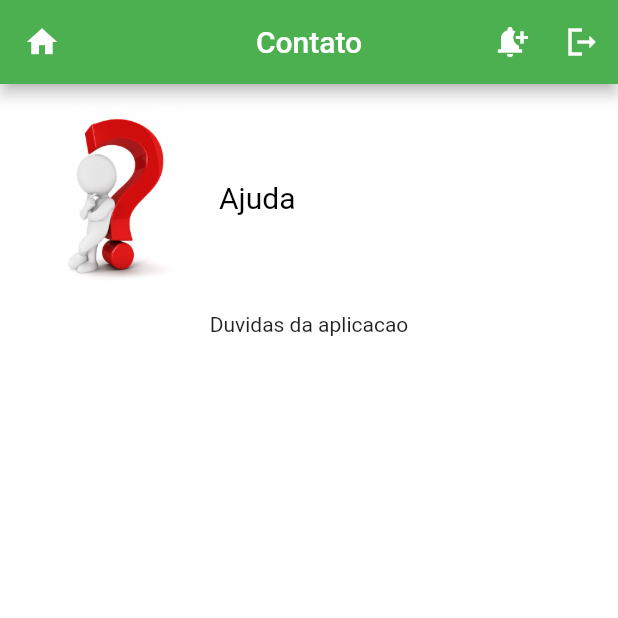
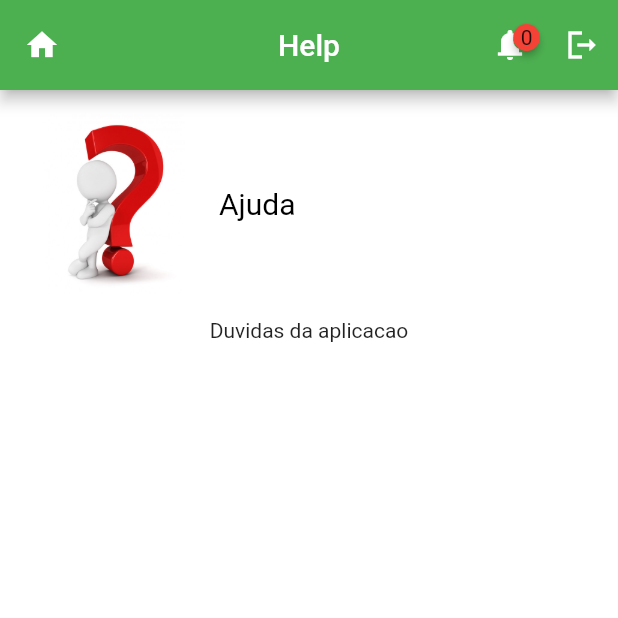
Before and after one commit to GuilhermeDMLopes/controle_estoque_flutter, a Flutter app: the TelaHelp screen opened directly, on a phone screen of 412 x 824 dp, the top half of it. Run offline on Flutter 3.47's test engine with Material 2 defaults, Android fonts, the phone set to English and light mode, and no system bars; drawn by our look-alikes of badges; our stand-ins replace sqflite; accounts and stored records are empty.

Commit message:
icon with dinamic number

```diff
--- a/lib/Cabecalho.dart
+++ b/lib/Cabecalho.dart
@@ -1,13 +1,17 @@
 
+import 'package:controle_estoque_c317_flutter/DAO/DatabaseHelper.dart';
+import 'package:controle_estoque_c317_flutter/model/Produto.dart';
 import 'package:controle_estoque_c317_flutter/telas/TelaLogin.dart';
 import 'package:controle_estoque_c317_flutter/telas/TelaPrincipal.dart';
+import 'package:badges/badges.dart';
 import 'package:flutter/material.dart';
 
-class Cabecalho{
+class Cabecalho {
 
-  static AppBar cabecalho(String testo, BuildContext context){
+  static AppBar cabecalho(String testo, BuildContext context,int acabando)  {
 
     return AppBar(
+      toolbarHeight: 60,
       backgroundColor: Colors.green,
       centerTitle: true,
       title: Text(testo),
@@ -20,9 +24,18 @@ class Cabecalho{
         icon: Icon(Icons.home),
       ),
       actions: [
-        IconButton(
-          onPressed: () {},
-          icon: Icon(Icons.notification_add),
+        Badge(
+          toAnimate: true,
+          animationType: BadgeAnimationType.scale,
+          // ignore: argument_type_not_assignable
+
+          badgeContent: Text("$acabando"), //Text(await _recuperarProduto, style: TextStyle(color: Colors.white)),
+          child: IconButton(
+            icon: Icon(Icons.notification_add),
+            onPressed: () {},
+          ),
+          position: BadgePosition.topEnd(top: 12, end: 4),
+
         ),
         IconButton(
           icon: Icon(Icons.logout_sharp),
--- a/lib/telas/TelaHelp.dart
+++ b/lib/telas/TelaHelp.dart
@@ -1,5 +1,7 @@
 
 import 'package:controle_estoque_c317_flutter/Cabecalho.dart';
+import 'package:controle_estoque_c317_flutter/DAO/DatabaseHelper.dart';
+import 'package:controle_estoque_c317_flutter/model/Produto.dart';
 import 'package:flutter/material.dart';
 
 class TelaHelp extends StatefulWidget {
@@ -10,11 +12,37 @@ class TelaHelp extends StatefulWidget {
 }
 
 class _TelaHelpState extends State<TelaHelp> {
+
+  var _quantidade = 0;
+  var _db = DatabaseHelper();
+
+  _recuperarProdutoAcabando() async {
+
+    _quantidade = 0;
+    List produtoRecuperadas = await _db.recuperarproduto();
+
+    var x;
+    for( var item in produtoRecuperadas){
+      Produto produto = Produto.fromMap(item);
+      x = int.parse(produto.quantidade.toString());
+      if(x<50){
+        setState(() {
+          _quantidade = _quantidade+1;
+        });
+      }
+    }
+  }
+  @override
+  void initState(){
+    _recuperarProdutoAcabando();
+    super.initState();
+  }
+
   @override
   Widget build(BuildContext context) {
     return Scaffold(
       backgroundColor: Colors.white,
-      appBar: Cabecalho.cabecalho("Contato",context),
+      appBar: Cabecalho.cabecalho("Help",context,_quantidade),
       body: SingleChildScrollView( // para ter a opcao de rolagem no app
         child: Container(
           padding: EdgeInsets.all(16),
--- a/lib/telas/TelaLogin.dart
+++ b/lib/telas/TelaLogin.dart
@@ -162,8 +162,8 @@ class _TelaLoginState extends State<TelaLogin> {
                      ],
                    ),
                    onPressed: () async{
-                     if(await _recuperarUsuarios()){
-                       print("pode");
+                     if(true){ //await _recuperarUsuarios()
+                       //print("pode");
                        Navigator.push(
                            context,
                            MaterialPageRoute(builder: (context) => TelaPrincipal()));
@@ -177,14 +177,12 @@ class _TelaLoginState extends State<TelaLogin> {
                                  TextButton(
                                      onPressed: () => Navigator.pop(context),
                                      child: Text("Ok"),
-
                                  ),
                                ],
                              );
                            }
                        );
                      }
-
                    },
                  ),
                ),
--- a/pubspec.yaml
+++ b/pubspec.yaml
@@ -36,6 +36,7 @@ dependencies:
   cupertino_icons: ^1.0.2
   sqflite: ^2.0.2+1
   intl: ^0.17.0
+  badges: ^2.0.2
 
 dev_dependencies:
   flutter_test:
```
Also changed, not shown: lib/telas/TelaContato.dart (+28 -1 lines), lib/telas/TelaFornecedor.dart (+22 -1 lines), lib/telas/TelaPrincipal.dart (+23 -4 lines), lib/telas/TelaProduto.dart (+21 -2 lines), pubspec.lock.
